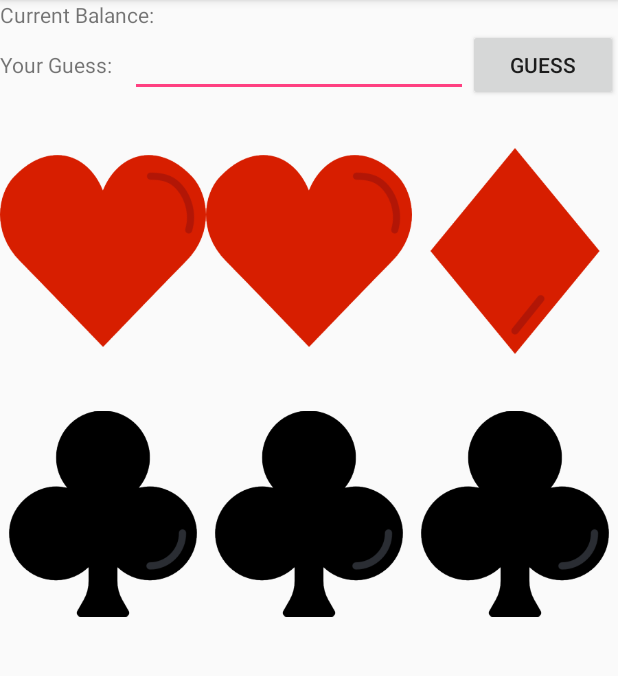
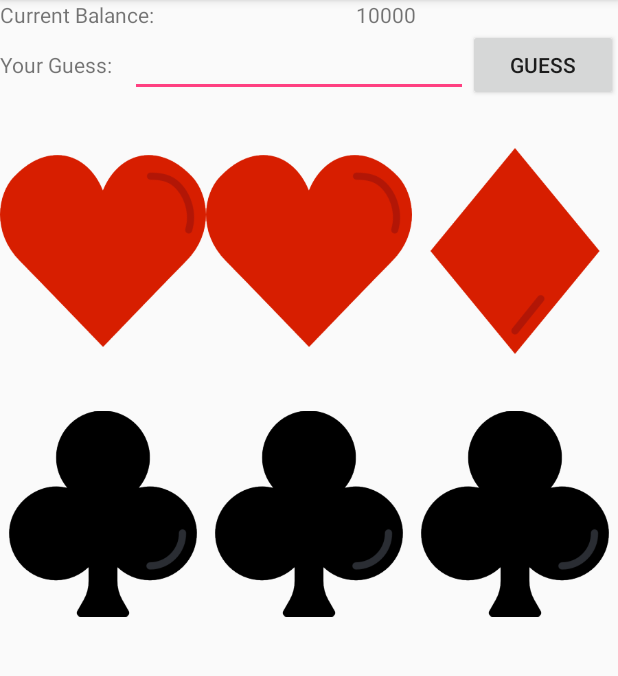
Before and after one commit to silvio201/RoulettApp, an Android app: the screen it shows after launch (MainActivity), after a tap on "GUESS", on a phone screen of 412 x 824 dp, the part 84-760 px from its top. Run offline under Robolectric (Android 15) with nearby library versions, the phone set to English and light mode, and no system bars; 1 statement that could not run was skipped.

Commit message:
Balance and Guess

```diff
--- a/app/src/main/java/com/example/fanzengruber15/roulettapp/MainActivity.java
+++ b/app/src/main/java/com/example/fanzengruber15/roulettapp/MainActivity.java
@@ -14,11 +14,13 @@ import android.view.View;
 import android.widget.ImageView;
 import android.widget.ScrollView;
 import android.widget.Scroller;
+import android.widget.TextView;
 
 import java.util.ArrayList;
 
 public class MainActivity extends AppCompatActivity {
     int[] imageids = new int[4];
+    int balance = 10000;
 
     @Override
     protected void onCreate(Bundle savedInstanceState) {
@@ -28,9 +30,10 @@ public class MainActivity extends AppCompatActivity {
         imageids[1] = R.mipmap.diamonds;
         imageids[2] = R.mipmap.hearts;
         imageids[3] = R.mipmap.spades;
-        vibrate();
         initialSliders();
-
+        loadImages();
+        TextView balanceview = findViewById(R.id.txtBalance);
+        balanceview.setText("" +balance);
     }
 
     private void loadImages(){
@@ -84,9 +87,9 @@ public class MainActivity extends AppCompatActivity {
     public int getMulit(){
         int multi=0;
 
-        ImageView image1 = null;
-        ImageView image2 = null;
-        ImageView image3 =null;
+        ImageView image1 = findViewById(R.id.image1);
+        ImageView image2 = findViewById(R.id.image2);
+        ImageView image3 = findViewById(R.id.image3);
 
         ViewPager slider1=(ViewPager) findViewById(R.id.slider1);
         ViewPager slider2=(ViewPager) findViewById(R.id.slider2);
@@ -115,6 +118,10 @@ public class MainActivity extends AppCompatActivity {
 
     public void GuessClicked(View view) {
         loadImages();
-        getMulit();
+        TextView txtguess = findViewById(R.id.txtGuess);
+        int guess = Integer.parseInt(txtguess.getText().toString());
+
+        guess = guess * getMulit();
+        balance = balance + guess;
     }
 }
```
